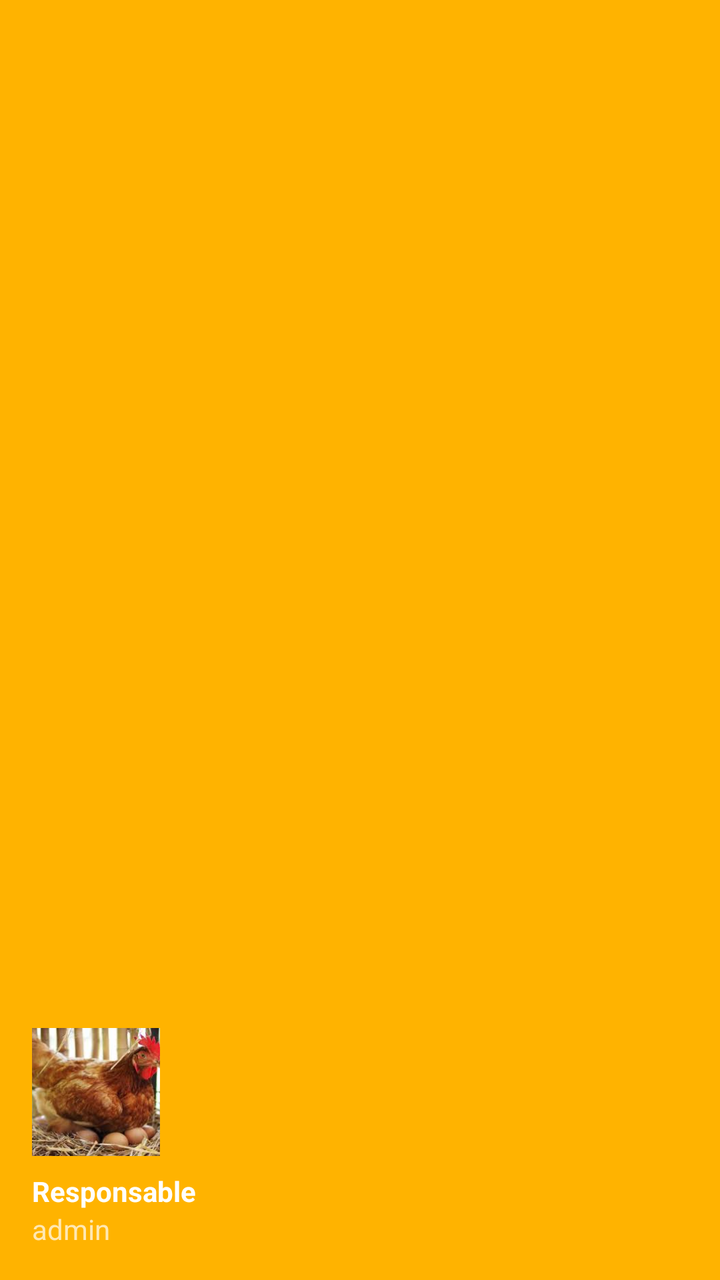
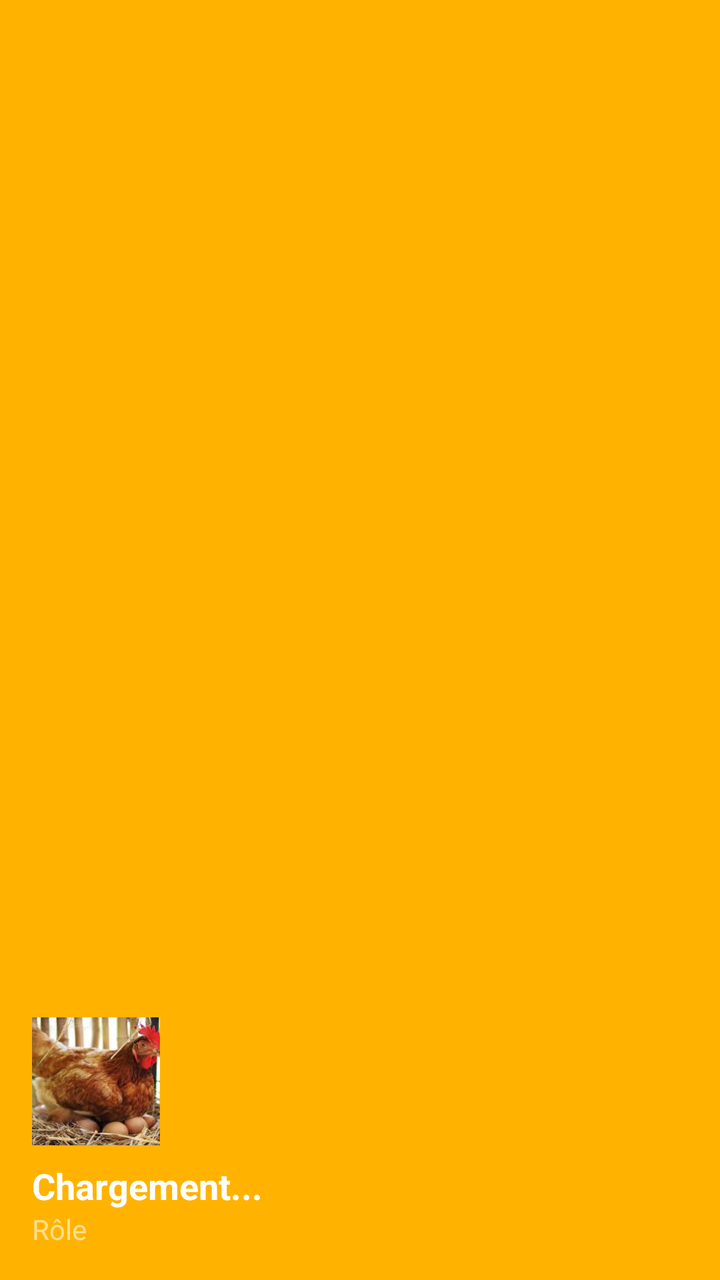

Before-and-after screenshots of an Android layout around one commit, followed by the original layout XML and the change that was made.
<!-- AndroidManifest.xml: application theme Theme.Poulailler_copilot -->
<!-- res/layout/nav_header.xml -->
<?xml version="1.0" encoding="utf-8"?>
<LinearLayout xmlns:android="http://schemas.android.com/apk/res/android"
    android:layout_width="match_parent"
    android:layout_height="180dp"
    android:background="#FFB300"
    android:gravity="bottom"
    android:orientation="vertical"
    android:padding="16dp"
    android:theme="@style/ThemeOverlay.AppCompat.Dark">

    <ImageView
        android:layout_width="64dp"
        android:layout_height="64dp"
        android:src="@drawable/poule_pondeuse"
        android:scaleType="centerCrop" />

    <TextView
        android:id="@+id/tvUserRole"
        android:layout_width="match_parent"
        android:layout_height="wrap_content"
        android:paddingTop="8dp"
        android:text="Responsable"
        android:textAppearance="@style/TextAppearance.AppCompat.Body1"
        android:textStyle="bold" />

    <TextView
        android:id="@+id/tvUsername"
        android:layout_width="wrap_content"
        android:layout_height="wrap_content"
        android:text="admin" />
</LinearLayout>
<!-- resources referenced by this layout -->
<resources>
  <!-- drawable poule_pondeuse: jpg bitmap (drawable, 10631 bytes) -->
  <style name="Theme.Poulailler_copilot" parent="Theme.MaterialComponents.DayNight.NoActionBar">
          
          <item name="colorPrimary">@color/purple_500</item>
          <item name="colorPrimaryVariant">@color/purple_700</item>
          <item name="colorOnPrimary">@color/white</item>
          
          <item name="colorSecondary">@color/teal_200</item>
          <item name="colorSecondaryVariant">@color/teal_700</item>
          <item name="colorOnSecondary">@color/black</item>
  
          
          <item name="android:windowBackground">@color/black</item>
  
          
          <item name="android:statusBarColor">?attr/colorPrimaryVariant</item>
      </style>
  <color name="purple_500">#FF6200EE</color>
  <color name="purple_700">#FF3700B3</color>
  <color name="white">#FFFFFFFF</color>
  <color name="teal_200">#FF03DAC5</color>
  <color name="teal_700">#FF018786</color>
  <color name="black">#FF000000</color>
</resources>

<!-- the commit's change to res/layout/nav_header.xml (unified diff, before → after) -->
@@ -12,20 +12,24 @@
         android:layout_width="64dp"
         android:layout_height="64dp"
         android:src="@drawable/poule_pondeuse"
-        android:scaleType="centerCrop" />
+        android:scaleType="centerCrop"
+        android:contentDescription="Photo de profil" />
+
+    <TextView
+        android:id="@+id/tvUsername"
+        android:layout_width="match_parent"
+        android:layout_height="wrap_content"
+        android:paddingTop="8dp"
+        android:text="Chargement..."
+        android:textAppearance="@style/TextAppearance.AppCompat.Body1"
+        android:textSize="18sp"
+        android:textStyle="bold" />
 
     <TextView
         android:id="@+id/tvUserRole"
-        android:layout_width="match_parent"
-        android:layout_height="wrap_content"
-        android:paddingTop="8dp"
-        android:text="Responsable"
-        android:textAppearance="@style/TextAppearance.AppCompat.Body1"
-        android:textStyle="bold" />
-
-    <TextView
-        android:id="@+id/tvUsername"
         android:layout_width="wrap_content"
         android:layout_height="wrap_content"
-        android:text="admin" />
+        android:text="Rôle"
+        android:alpha="0.8"
+        android:textSize="14sp" />
 </LinearLayout>
<!-- resource entries referenced after the edit -->
@@ -3,25 +3,42 @@
   <!-- drawable poule_pondeuse: jpg bitmap (drawable, 10631 bytes) -->
   <style name="Theme.Poulailler_copilot" parent="Theme.MaterialComponents.DayNight.NoActionBar">
           
-          <item name="colorPrimary">@color/purple_500</item>
-          <item name="colorPrimaryVariant">@color/purple_700</item>
+          <item name="colorPrimary">@color/primary</item>
+          <item name="colorPrimaryVariant">@color/primary_variant</item>
           <item name="colorOnPrimary">@color/white</item>
-          
-          <item name="colorSecondary">@color/teal_200</item>
-          <item name="colorSecondaryVariant">@color/teal_700</item>
-          <item name="colorOnSecondary">@color/black</item>
   
           
-          <item name="android:windowBackground">@color/black</item>
+          <item name="colorSecondary">@color/secondary</item>
+          <item name="colorSecondaryVariant">@color/secondary_variant</item>
+          <item name="colorOnSecondary">@color/white</item>
+  
+          
+          <item name="android:windowBackground">@color/background</item>
+          <item name="backgroundColor">@color/background</item>
   
           
           <item name="android:statusBarColor">?attr/colorPrimaryVariant</item>
+  
+          
+          <item name="materialCardViewStyle">@style/Widget.App.CardView</item>
+          <item name="shapeAppearanceLargeComponent">@style/ShapeAppearance.App.LargeComponent</item>
       </style>
-  <color name="purple_500">#FF6200EE</color>
-  <color name="purple_700">#FF3700B3</color>
+  <color name="primary">#3B82F6</color>
+  <color name="primary_variant">#2563EB</color>
   <color name="white">#FFFFFFFF</color>
-  <color name="teal_200">#FF03DAC5</color>
-  <color name="teal_700">#FF018786</color>
-  <color name="black">#FF000000</color>
+  <color name="secondary">#10B981</color>
+  <color name="secondary_variant">#059669</color>
+  <color name="background">#000000</color>
+  <style name="Widget.App.CardView" parent="Widget.MaterialComponents.CardView">
+          <item name="cardElevation">2dp</item>
+          <item name="cardCornerRadius">16dp</item>
+          <item name="cardBackgroundColor">@color/surface</item>
+          <item name="strokeWidth">0dp</item>
+      </style>
+  <style name="ShapeAppearance.App.LargeComponent" parent="ShapeAppearance.MaterialComponents.LargeComponent">
+          <item name="cornerFamily">rounded</item>
+          <item name="cornerSize">16dp</item>
+      </style>
+  <color name="surface">#111827</color>
 </resources>
 
